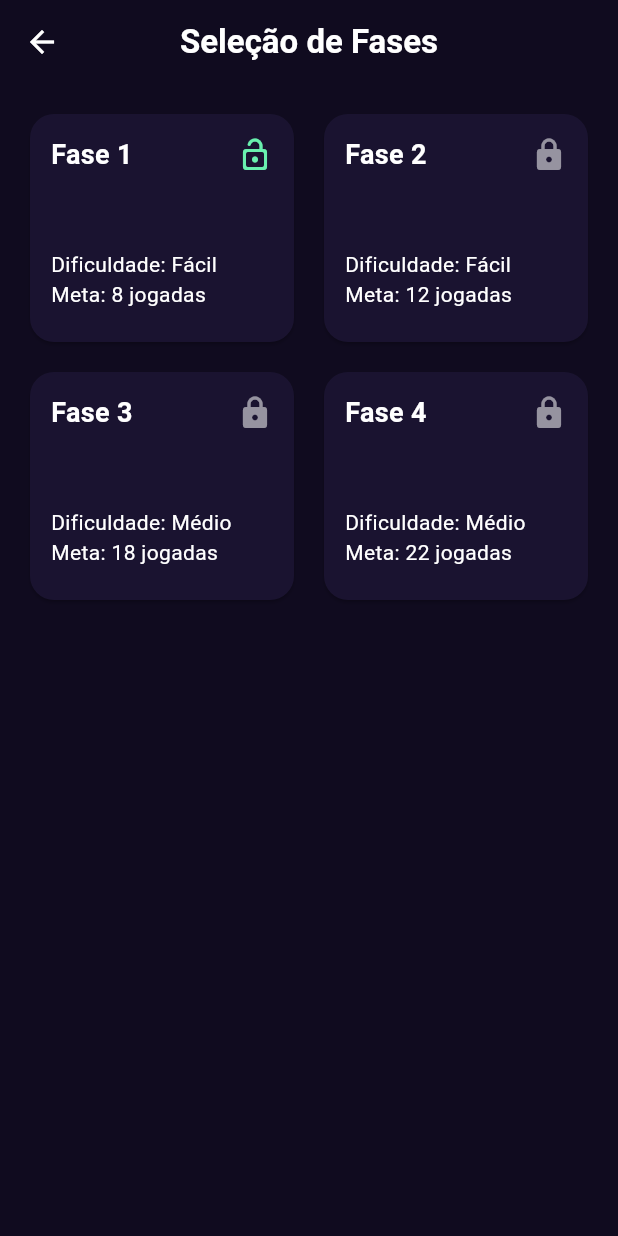
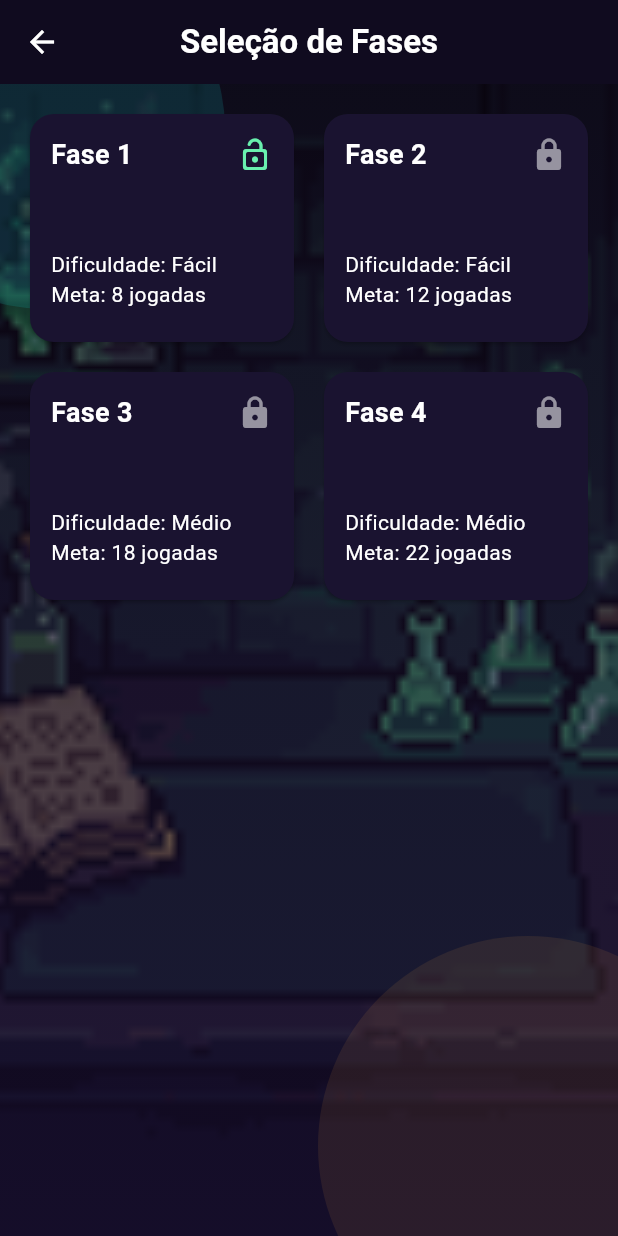
Before and after one commit to vinicius-pascoal/Alchemy-Sort, a Flutter app: the screen it shows after launch, after a tap on "Jogar", on a phone screen of 412 x 824 dp. Run offline on Flutter 3.47's test engine with Material 3 defaults, Android fonts, the phone set to English and light mode, and no system bars; our stand-ins replace shared_preferences.

Commit message:
Add ArcaneBackground widget and apply to pages
Introduce ArcaneBackground widget (lib/core/widgets/arcane_background.dart) and add fundo.png asset. Update pubspec.yaml to include assets/imgs/. Replace scattered page background gradients/glow code with the new ArcaneBackground in Home, Levels, Game and Settings pages to centralize styling and remove duplicated glow widgets. Keeps existing page layouts and navigation intact while consolidating background visuals for easier maintenance.

```diff
--- /dev/null
+++ b/lib/core/widgets/arcane_background.dart
@@ -0,0 +1,63 @@
+import 'package:flutter/material.dart';
+
+class ArcaneBackground extends StatelessWidget {
+  const ArcaneBackground({
+    super.key,
+    required this.child,
+    this.showGlow = true,
+  });
+
+  final Widget child;
+  final bool showGlow;
+
+  @override
+  Widget build(BuildContext context) {
+    return Stack(
+      fit: StackFit.expand,
+      children: [
+        Image.asset('assets/imgs/fundo.png', fit: BoxFit.cover),
+        const DecoratedBox(
+          decoration: BoxDecoration(
+            gradient: LinearGradient(
+              colors: [Color(0xAA080510), Color(0xAA120C24), Color(0xAA160E2F)],
+              begin: Alignment.topCenter,
+              end: Alignment.bottomCenter,
+            ),
+          ),
+        ),
+        if (showGlow)
+          Positioned(
+            left: -90,
+            top: -90,
+            child: _GlowOrb(size: 240, color: Colors.cyanAccent.withAlpha(30)),
+          ),
+        if (showGlow)
+          Positioned(
+            right: -80,
+            bottom: -80,
+            child: _GlowOrb(
+              size: 280,
+              color: Colors.orangeAccent.withAlpha(24),
+            ),
+          ),
+        child,
+      ],
+    );
+  }
+}
+
+class _GlowOrb extends StatelessWidget {
+  const _GlowOrb({required this.size, required this.color});
+
+  final double size;
+  final Color color;
+
+  @override
+  Widget build(BuildContext context) {
+    return Container(
+      width: size,
+      height: size,
+      decoration: BoxDecoration(shape: BoxShape.circle, color: color),
+    );
+  }
+}
--- a/lib/features/game/presentation/pages/game_page.dart
+++ b/lib/features/game/presentation/pages/game_page.dart
@@ -1,4 +1,5 @@
 import 'package:alchemy_sort/features/game/domain/entities/level.dart';
+import 'package:alchemy_sort/core/widgets/arcane_background.dart';
 import 'package:alchemy_sort/features/game/presentation/widgets/jar_widget.dart';
 import 'package:alchemy_sort/features/game/state/game_controller.dart';
 import 'package:alchemy_sort/features/game/state/progress_controller.dart';
@@ -106,18 +107,7 @@ class _GamePageState extends State<GamePage> {
       body: AnimatedBuilder(
         animation: _controller,
         builder: (context, _) {
-          return Container(
-            decoration: const BoxDecoration(
-              gradient: LinearGradient(
-                colors: [
-                  Color(0xFF100B1F),
-                  Color(0xFF171029),
-                  Color(0xFF24153D),
-                ],
-                begin: Alignment.topCenter,
-                end: Alignment.bottomCenter,
-              ),
-            ),
+          return ArcaneBackground(
             child: Column(
               children: [
                 const SizedBox(height: 8),
--- a/lib/features/home/presentation/pages/home_page.dart
+++ b/lib/features/home/presentation/pages/home_page.dart
@@ -1,4 +1,5 @@
 import 'package:alchemy_sort/app/routes.dart';
+import 'package:alchemy_sort/core/widgets/arcane_background.dart';
 import 'package:flutter/material.dart';
 
 class HomePage extends StatelessWidget {
@@ -7,34 +8,9 @@ class HomePage extends StatelessWidget {
   @override
   Widget build(BuildContext context) {
     return Scaffold(
-      body: Container(
-        decoration: const BoxDecoration(
-          gradient: LinearGradient(
-            colors: [Color(0xFF0B0717), Color(0xFF1A1132), Color(0xFF251248)],
-            begin: Alignment.topCenter,
-            end: Alignment.bottomCenter,
-          ),
-        ),
+      body: ArcaneBackground(
         child: SafeArea(
-          child: Stack(
-            children: [
-              Positioned(
-                left: -80,
-                top: -80,
-                child: _GlowOrb(
-                  size: 220,
-                  color: Colors.cyanAccent.withAlpha(35),
-                ),
-              ),
-              Positioned(
-                right: -70,
-                bottom: -70,
-                child: _GlowOrb(
-                  size: 260,
-                  color: Colors.orangeAccent.withAlpha(30),
-                ),
-              ),
-              Center(
+          child: Center(
             child: Padding(
               padding: const EdgeInsets.symmetric(horizontal: 24),
               child: Column(
@@ -93,26 +69,8 @@ class HomePage extends StatelessWidget {
               ),
             ),
           ),
-            ],
-          ),
         ),
       ),
     );
   }
 }
-
-class _GlowOrb extends StatelessWidget {
-  const _GlowOrb({required this.size, required this.color});
-
-  final double size;
-  final Color color;
-
-  @override
-  Widget build(BuildContext context) {
-    return Container(
-      width: size,
-      height: size,
-      decoration: BoxDecoration(shape: BoxShape.circle, color: color),
-    );
-  }
-}
--- a/lib/features/levels/presentation/pages/levels_page.dart
+++ b/lib/features/levels/presentation/pages/levels_page.dart
@@ -1,4 +1,5 @@
 import 'package:alchemy_sort/app/routes.dart';
+import 'package:alchemy_sort/core/widgets/arcane_background.dart';
 import 'package:alchemy_sort/features/levels/data/level_repository.dart';
 import 'package:alchemy_sort/features/game/state/progress_controller.dart';
 import 'package:flutter/material.dart';
@@ -14,7 +15,8 @@ class LevelsPage extends StatelessWidget {
 
     return Scaffold(
       appBar: AppBar(title: const Text('Seleção de Fases')),
-      body: Padding(
+      body: ArcaneBackground(
+        child: Padding(
           padding: const EdgeInsets.all(16),
           child: GridView.builder(
             itemCount: levels.length,
@@ -84,6 +86,7 @@ class LevelsPage extends StatelessWidget {
             },
           ),
         ),
+      ),
     );
   }
 }
--- a/lib/features/settings/presentation/pages/settings_page.dart
+++ b/lib/features/settings/presentation/pages/settings_page.dart
@@ -1,5 +1,6 @@
 import 'package:alchemy_sort/features/game/state/progress_controller.dart';
 import 'package:alchemy_sort/features/settings/state/settings_controller.dart';
+import 'package:alchemy_sort/core/widgets/arcane_background.dart';
 import 'package:flutter/material.dart';
 import 'package:provider/provider.dart';
 
@@ -12,7 +13,8 @@ class SettingsPage extends StatelessWidget {
 
     return Scaffold(
       appBar: AppBar(title: const Text('Configurações')),
-      body: ListView(
+      body: ArcaneBackground(
+        child: ListView(
           padding: const EdgeInsets.all(16),
           children: [
             SwitchListTile.adaptive(
@@ -60,6 +62,7 @@ class SettingsPage extends StatelessWidget {
             ),
           ],
         ),
+      ),
     );
   }
 }
--- a/pubspec.yaml
+++ b/pubspec.yaml
@@ -59,6 +59,9 @@ flutter:
   # the material Icons class.
   uses-material-design: true
 
+  assets:
+    - assets/imgs/
+
   # To add assets to your application, add an assets section, like this:
   # assets:
   #   - images/a_dot_burr.jpeg
```
Also changed, not shown: assets/imgs/fundo.png (added). Lines whose indentation alone changed are shown as unchanged.
